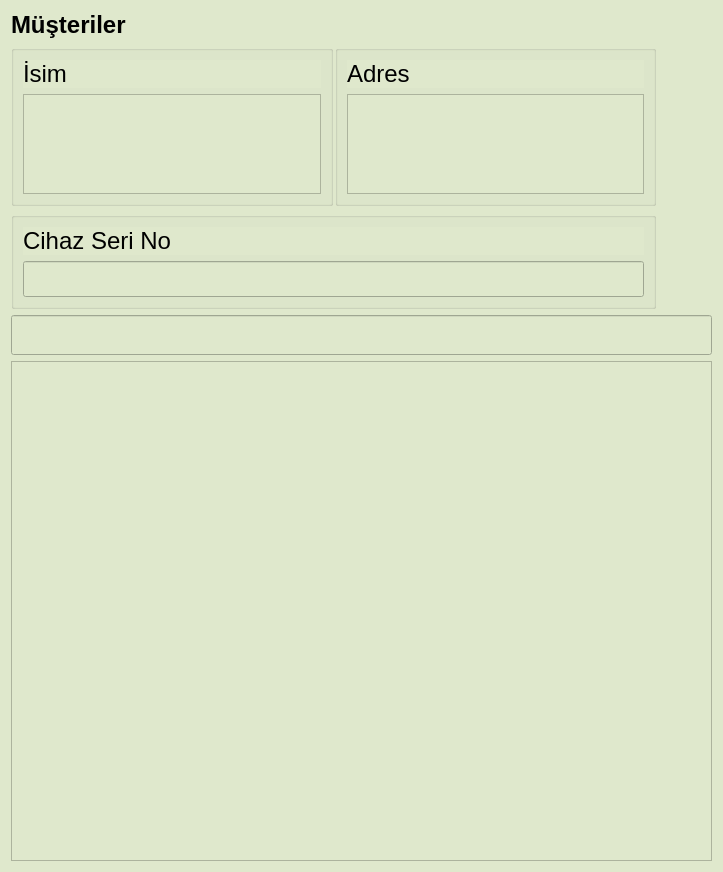
Before: the Qt Designer form src/musteri.ui in yunusemrecinar/QT5-cihaz-kimlik-teknik-servis, drawn with Qt 5.
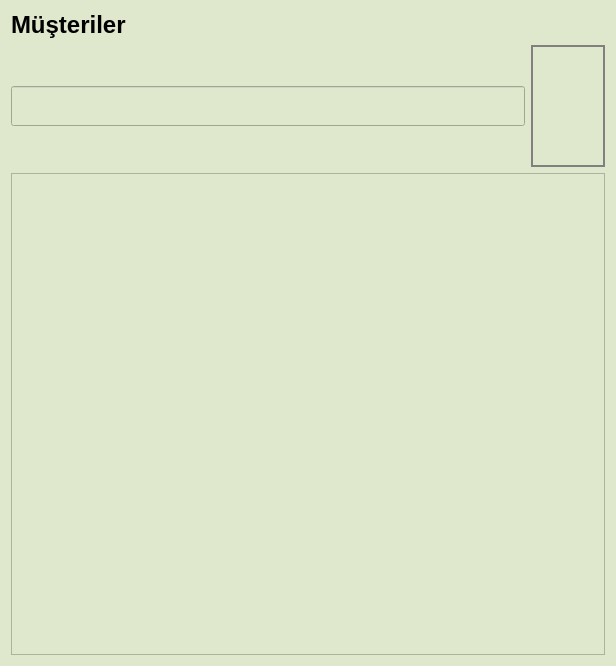
After: the same form once the commit is applied. Icons and pictures are not drawn.

```diff
--- a/src/musteri.ui
+++ b/src/musteri.ui
@@ -6,8 +6,8 @@
    <rect>
     <x>0</x>
     <y>0</y>
-    <width>723</width>
-    <height>846</height>
+    <width>616</width>
+    <height>666</height>
    </rect>
   </property>
   <property name="windowTitle">
@@ -18,7 +18,7 @@
   background-color: #DFE8CC ;
 }</string>
   </property>
-  <layout class="QVBoxLayout" name="verticalLayout_7">
+  <layout class="QVBoxLayout" name="verticalLayout_2">
    <item>
     <layout class="QVBoxLayout" name="verticalLayout">
      <item>
@@ -35,172 +35,42 @@
       </widget>
      </item>
      <item>
-      <layout class="QHBoxLayout" name="horizontalLayout_2">
-       <item>
-        <layout class="QVBoxLayout" name="verticalLayout_5">
+      <layout class="QHBoxLayout" name="horizontalLayout_2"/>
+     </item>
          <item>
           <layout class="QHBoxLayout" name="horizontalLayout">
-           <property name="spacing">
-            <number>2</number>
-           </property>
            <item>
-            <widget class="QGroupBox" name="verticalGroupBox">
-             <layout class="QVBoxLayout" name="verticalLayout_2">
-              <item>
-               <widget class="QLabel" name="label">
-                <property name="maximumSize">
-                 <size>
-                  <width>16777215</width>
-                  <height>16777215</height>
-                 </size>
-                </property>
-                <property name="font">
-                 <font>
-                  <pointsize>18</pointsize>
-                 </font>
-                </property>
-                <property name="text">
-                 <string>İsim</string>
-                </property>
-               </widget>
-              </item>
-              <item>
-               <widget class="QTextEdit" name="textEditIsim">
+        <widget class="QLineEdit" name="lineEditSort">
                 <property name="minimumSize">
                  <size>
-                  <width>0</width>
-                  <height>100</height>
-                 </size>
-                </property>
-                <property name="maximumSize">
-                 <size>
-                  <width>16777215</width>
-                  <height>100</height>
-                 </size>
-                </property>
+           <width>150</width>
+           <height>40</height>
+          </size>
+         </property>
                 <property name="font">
                  <font>
-                  <pointsize>18</pointsize>
-                 </font>
-                </property>
-               </widget>
-              </item>
-             </layout>
-            </widget>
-           </item>
-           <item>
-            <widget class="QGroupBox" name="verticalGroupBox_2">
-             <layout class="QVBoxLayout" name="verticalLayout_3">
-              <item>
-               <widget class="QLabel" name="label_2">
-                <property name="font">
-                 <font>
-                  <pointsize>18</pointsize>
-                 </font>
-                </property>
-                <property name="text">
-                 <string>Adres</string>
-                </property>
+           <pointsize>20</pointsize>
+          </font>
+         </property>
+         <property name="styleSheet">
+          <string notr="true">QLineEdit:focus
+{
+	border:  2px solid #000000;
+}</string>
+         </property>
                </widget>
               </item>
               <item>
-               <widget class="QTextEdit" name="textEditAdres">
-                <property name="sizePolicy">
-                 <sizepolicy hsizetype="Expanding" vsizetype="Expanding">
-                  <horstretch>0</horstretch>
-                  <verstretch>0</verstretch>
-                 </sizepolicy>
-                </property>
-                <property name="minimumSize">
-                 <size>
-                  <width>0</width>
-                  <height>100</height>
-                 </size>
-                </property>
-                <property name="maximumSize">
-                 <size>
-                  <width>16777215</width>
-                  <height>100</height>
-                 </size>
-                </property>
-                <property name="font">
-                 <font>
-                  <pointsize>18</pointsize>
-                 </font>
-                </property>
-               </widget>
-              </item>
-             </layout>
-            </widget>
-           </item>
-          </layout>
-         </item>
-         <item>
-          <widget class="QGroupBox" name="verticalGroupBox">
-           <layout class="QVBoxLayout" name="verticalLayout_4">
-            <item>
-             <widget class="QLabel" name="label_3">
-              <property name="font">
-               <font>
-                <pointsize>18</pointsize>
-               </font>
-              </property>
-              <property name="text">
-               <string>Cihaz Seri No</string>
-              </property>
-             </widget>
-            </item>
-            <item>
-             <widget class="QLineEdit" name="cihazSeriNo">
-              <property name="font">
-               <font>
-                <pointsize>18</pointsize>
-               </font>
-              </property>
-             </widget>
-            </item>
-           </layout>
-          </widget>
-         </item>
-        </layout>
-       </item>
-       <item>
+        <widget class="QGroupBox" name="groupBox">
+         <property name="styleSheet">
+          <string notr="true">QGroupBox {
+border:2px solid grey;
+}</string>
+         </property>
         <layout class="QVBoxLayout" name="verticalLayout_6">
-         <item>
-          <widget class="QLabel" name="label_4">
-           <property name="text">
-            <string/>
-           </property>
-          </widget>
-         </item>
-         <item>
-          <widget class="QLabel" name="label_5">
-           <property name="text">
-            <string/>
-           </property>
-          </widget>
-         </item>
-         <item>
-          <widget class="QLabel" name="label_6">
-           <property name="text">
-            <string/>
-           </property>
-          </widget>
-         </item>
-         <item>
-          <widget class="QLabel" name="label_8">
-           <property name="text">
-            <string/>
-           </property>
-          </widget>
-         </item>
-         <item>
-          <widget class="QLabel" name="label_7">
-           <property name="text">
-            <string/>
-           </property>
-          </widget>
-         </item>
+          <property name="spacing">
+           <number>1</number>
+          </property>
          <item>
           <widget class="QPushButton" name="pushButton">
            <property name="sizePolicy">
@@ -211,8 +81,8 @@
            </property>
            <property name="minimumSize">
             <size>
-             <width>50</width>
-             <height>50</height>
+              <width>47</width>
+              <height>47</height>
             </size>
            </property>
            <property name="maximumSize">
@@ -250,8 +120,8 @@
            </property>
            <property name="minimumSize">
             <size>
-             <width>50</width>
-             <height>50</height>
+              <width>47</width>
+              <height>47</height>
             </size>
            </property>
            <property name="maximumSize">
@@ -280,36 +150,16 @@
           </widget>
          </item>
         </layout>
-       </item>
-      </layout>
-     </item>
-     <item>
-      <widget class="QLineEdit" name="lineEditSort">
-       <property name="minimumSize">
-        <size>
-         <width>150</width>
-         <height>40</height>
-        </size>
-       </property>
-       <property name="font">
-        <font>
-         <pointsize>20</pointsize>
-        </font>
-       </property>
-       <property name="styleSheet">
-        <string notr="true">QLineEdit:focus
-{
-	border:  2px solid #000000;
-}</string>
-       </property>
-      </widget>
+        </widget>
+       </item>
+      </layout>
      </item>
      <item>
       <widget class="QTableView" name="tableView">
        <property name="minimumSize">
         <size>
          <width>0</width>
-         <height>500</height>
+         <height>0</height>
         </size>
        </property>
        <property name="font">
```
Left out of the diff: 9 changed lines with no effect on the pictures. Lines whose indentation alone changed are shown as unchanged.
